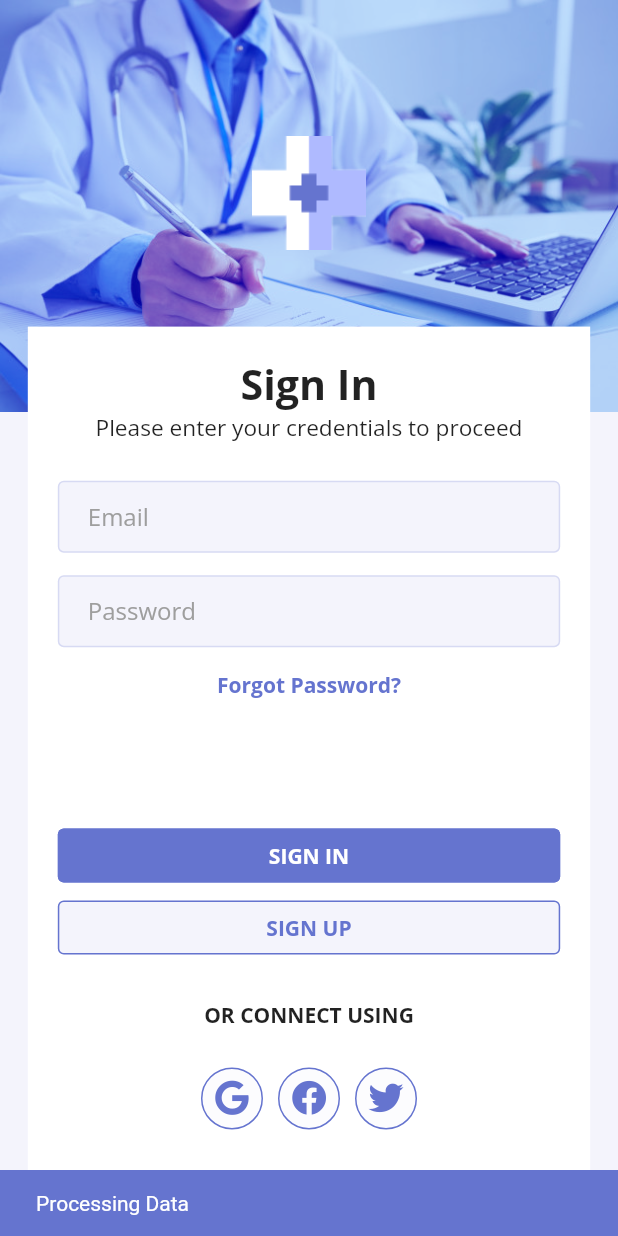
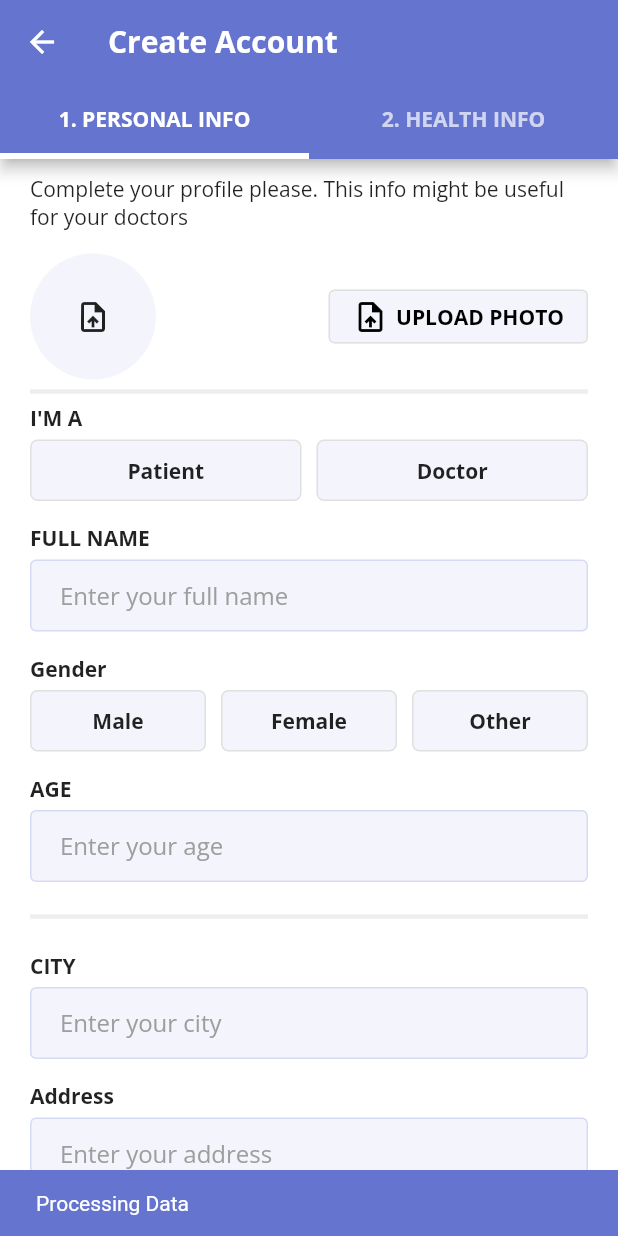
Before and after one commit to applevinc/Digital-Clinic-App-UI, a Flutter app: the SignInPage screen opened directly, after a tap on "SIGN IN", on a phone screen of 412 x 824 dp. Run offline on Flutter 3.47's test engine with Material 2 defaults, Android fonts, the phone set to English and light mode, and no system bars; our stand-ins replace font_awesome_flutter, sizer.

Commit message:
Created create account ui with personal and health info tabs

```diff
--- /dev/null
+++ b/lib/ui/screens/auth/create_account/create_account.dart
@@ -0,0 +1,35 @@
+import 'package:digital_clinic/ui/screens/auth/create_account/tabs/health_info.dart';
+import 'package:digital_clinic/ui/screens/auth/create_account/tabs/personal_info.dart';
+import 'package:flutter/material.dart';
+
+class CreateAccountPage extends StatelessWidget {
+  @override
+  Widget build(BuildContext context) {
+    return DefaultTabController(
+      length: 2,
+      child: Scaffold(
+        backgroundColor: Colors.white,
+        appBar: AppBar(
+          title: Text(
+            'Create Account',
+            style: TextStyle(fontWeight: FontWeight.bold),
+          ),
+          bottom: TabBar(
+            indicatorWeight: 4.0,
+            labelStyle: TextStyle(fontWeight: FontWeight.bold),
+            tabs: [
+              Tab(text: '1. PERSONAL INFO'),
+              Tab(text: '2. HEALTH INFO'),
+            ],
+          ),
+        ),
+        body: TabBarView(
+          children: [
+            PersonalInfoTab(),
+            HealthInfoPage(),
+          ],
+        ),
+      ),
+    );
+  }
+}
--- /dev/null
+++ b/lib/ui/screens/auth/create_account/tabs/components/input_field.dart
@@ -0,0 +1,31 @@
+import 'package:digital_clinic/ui/screens/auth/widgets/custom_textformfield.dart';
+import 'package:flutter/material.dart';
+
+class InputField extends StatelessWidget {
+  const InputField({
+    Key key,
+    this.label,
+    this.hintText,
+  }) : super(key: key);
+
+  final String label;
+  final String hintText;
+
+  @override
+  Widget build(BuildContext context) {
+    return Column(
+      crossAxisAlignment: CrossAxisAlignment.start,
+      children: [
+        Text(
+          label,
+          style: TextStyle(fontWeight: FontWeight.bold),
+        ),
+        SizedBox(height: 5),
+        CustomTextFormField(
+          hintText: hintText,
+          obscureText: false,
+        ),
+      ],
+    );
+  }
+}
--- /dev/null
+++ b/lib/ui/screens/auth/create_account/tabs/components/option_container.dart
@@ -0,0 +1,32 @@
+import 'package:digital_clinic/ui/theme/colors.dart';
+import 'package:flutter/material.dart';
+
+class OptionContainer extends StatelessWidget {
+  const OptionContainer({
+    Key key,
+    this.label,
+  }) : super(key: key);
+
+  final String label;
+
+  @override
+  Widget build(BuildContext context) {
+    return Expanded(
+      child: GestureDetector(
+        child: Container(
+          padding: EdgeInsets.symmetric(vertical: 10),
+          alignment: Alignment.center,
+          decoration: BoxDecoration(
+            color: CustomColors.backgroundColor,
+            border: Border.all(color: Colors.grey[300]),
+            borderRadius: BorderRadius.circular(5),
+          ),
+          child: Text(
+            label,
+            style: TextStyle(fontWeight: FontWeight.bold),
+          ),
+        ),
+      ),
+    );
+  }
+}
--- /dev/null
+++ b/lib/ui/screens/auth/create_account/tabs/layouts/enter_address.dart
@@ -0,0 +1,51 @@
+import 'package:digital_clinic/ui/theme/colors.dart';
+import 'package:flutter/material.dart';
+
+class Address extends StatelessWidget {
+  const Address({
+    Key key,
+  }) : super(key: key);
+
+  @override
+  Widget build(BuildContext context) {
+    return Column(
+      crossAxisAlignment: CrossAxisAlignment.start,
+      children: [
+        Text(
+          'Address',
+          style: TextStyle(fontWeight: FontWeight.bold),
+        ),
+        SizedBox(height: 5),
+        TextField(
+          keyboardType: TextInputType.multiline,
+          maxLines: null,
+          decoration: InputDecoration(
+            filled: true,
+            fillColor: CustomColors.backgroundColor,
+            hintText: 'Enter your address',
+            hintStyle: TextStyle(
+              color: Colors.grey,
+            ),
+            contentPadding: new EdgeInsets.symmetric(
+              vertical: 5.0,
+              horizontal: 20,
+            ),
+            border: InputBorder.none,
+            focusedBorder: OutlineInputBorder(
+              borderSide: BorderSide(
+                color: CustomColors.moodyBlue.withOpacity(0.2),
+                width: 1.0,
+              ),
+            ),
+            enabledBorder: OutlineInputBorder(
+              borderSide: BorderSide(
+                color: CustomColors.moodyBlue.withOpacity(0.2),
+                width: 1.0,
+              ),
+            ),
+          ),
+        )
+      ],
+    );
+  }
+}
--- /dev/null
+++ b/lib/ui/screens/auth/create_account/tabs/layouts/select_gender.dart
@@ -0,0 +1,27 @@
+import 'package:digital_clinic/ui/screens/auth/create_account/tabs/components/option_container.dart';
+import 'package:flutter/material.dart';
+
+class SelectGender extends StatelessWidget {
+  @override
+  Widget build(BuildContext context) {
+    return Column(
+      crossAxisAlignment: CrossAxisAlignment.start,
+      children: [
+        Text(
+          'Gender',
+          style: TextStyle(fontWeight: FontWeight.bold),
+        ),
+        SizedBox(height: 5),
+        Row(
+          children: [
+            OptionContainer(label: 'Male'),
+            SizedBox(width: 10),
+            OptionContainer(label: 'Female'),
+            SizedBox(width: 10),
+            OptionContainer(label: 'Other'),
+          ],
+        )
+      ],
+    );
+  }
+}
--- /dev/null
+++ b/lib/ui/screens/auth/create_account/tabs/layouts/select_user_type.dart
@@ -0,0 +1,29 @@
+import 'package:digital_clinic/ui/screens/auth/create_account/tabs/components/option_container.dart';
+import 'package:flutter/material.dart';
+
+class SelectedUserType extends StatelessWidget {
+  const SelectedUserType({
+    Key key,
+  }) : super(key: key);
+
+  @override
+  Widget build(BuildContext context) {
+    return Column(
+      crossAxisAlignment: CrossAxisAlignment.start,
+      children: [
+        Text(
+          'I\'M A',
+          style: TextStyle(fontWeight: FontWeight.bold),
+        ),
+        SizedBox(height: 5),
+        Row(
+          children: [
+            OptionContainer(label: 'Patient'),
+            SizedBox(width: 10),
+            OptionContainer(label: 'Doctor'),
+          ],
+        )
+      ],
+    );
+  }
+}
--- /dev/null
+++ b/lib/ui/screens/auth/create_account/tabs/layouts/upload_photo.dart
@@ -0,0 +1,55 @@
+import 'package:digital_clinic/ui/theme/colors.dart';
+import 'package:flutter/material.dart';
+
+class UploadPhoto extends StatelessWidget {
+  const UploadPhoto({
+    Key key,
+  }) : super(key: key);
+
+  @override
+  Widget build(BuildContext context) {
+    return Row(
+      mainAxisAlignment: MainAxisAlignment.spaceBetween,
+      children: [
+        Container(
+          padding: EdgeInsets.all(30),
+          decoration: BoxDecoration(
+            shape: BoxShape.circle,
+            //color: CustomColors.backgroundColor,
+            color: CustomColors.backgroundColor,
+          ),
+          child: Icon(Icons.upload_file),
+        ),
+        ElevatedButton(
+          style: ElevatedButton.styleFrom(
+            primary: CustomColors.backgroundColor,
+            elevation: 0.0,
+            side: BorderSide(
+              color: Colors.grey[300],
+              width: 1.0,
+            ),
+          ),
+          onPressed: () {
+            // action to upload from phone gallery
+          },
+          child: Row(
+            children: [
+              Icon(
+                Icons.upload_file,
+                color: Colors.black,
+              ),
+              SizedBox(width: 5),
+              Text(
+                'UPLOAD PHOTO',
+                style: TextStyle(
+                  color: Colors.black,
+                  fontWeight: FontWeight.bold,
+                ),
+              ),
+            ],
+          ),
+        ),
+      ],
+    );
+  }
+}
--- /dev/null
+++ b/lib/ui/screens/auth/create_account/tabs/personal_info.dart
@@ -0,0 +1,69 @@
+import 'package:digital_clinic/ui/screens/auth/create_account/tabs/layouts/enter_address.dart';
+import 'package:digital_clinic/ui/screens/auth/create_account/tabs/components/input_field.dart';
+import 'package:digital_clinic/ui/screens/auth/create_account/tabs/layouts/select_gender.dart';
+import 'package:digital_clinic/ui/screens/auth/create_account/tabs/layouts/select_user_type.dart';
+import 'package:digital_clinic/ui/screens/auth/create_account/tabs/layouts/upload_photo.dart';
+import 'package:digital_clinic/ui/widgets/button.dart';
+import 'package:flutter/material.dart';
+
+class PersonalInfoTab extends StatelessWidget {
+  @override
+  Widget build(BuildContext context) {
+    return SingleChildScrollView(
+      child: Padding(
+        padding: const EdgeInsets.symmetric(horizontal: 20, vertical: 10),
+        child: Column(
+          children: [
+            Text(
+              'Complete your profile please. This info might be useful for your doctors',
+            ),
+            SizedBox(height: 15),
+            UploadPhoto(),
+            Divider(
+              color: Colors.grey[200],
+              thickness: 3.0,
+            ),
+            // user select either doctor or a patient
+            SelectedUserType(),
+            SizedBox(height: 15),
+            InputField(
+              label: 'FULL NAME',
+              hintText: 'Enter your full name',
+            ),
+            SizedBox(height: 15),
+            SelectGender(),
+            SizedBox(height: 15),
+            InputField(
+              label: 'AGE',
+              hintText: 'Enter your age',
+            ),
+            SizedBox(height: 15),
+            Divider(
+              color: Colors.grey[200],
+              thickness: 3.0,
+            ),
+            SizedBox(height: 15),
+            InputField(
+              label: 'CITY',
+              hintText: 'Enter your city',
+            ),
+            SizedBox(height: 15),
+            Address(),
+            SizedBox(height: 15),
+            InputField(
+              label: 'EMERGENCY NUMBER',
+              hintText: 'Enter the number',
+            ),
+            SizedBox(height: 15),
+            CustomButton(
+              label: 'NEXT',
+              onPressed: () {
+                // move to health tab
+              },
+            ),
+          ],
+        ),
+      ),
+    );
+  }
+}
--- /dev/null
+++ b/lib/ui/screens/auth/layouts/heading_text.dart
@@ -0,0 +1,19 @@
+import 'package:flutter/material.dart';
+import 'package:sizer/sizer.dart';
+
+class AuthHeadingText extends StatelessWidget {
+  const AuthHeadingText(this.text);
+
+  final String text;
+
+  @override
+  Widget build(BuildContext context) {
+    return Text(
+      text,
+      style: TextStyle(
+        fontSize: 20.0.sp,
+        fontWeight: FontWeight.bold,
+      ),
+    );
+  }
+}
--- a/lib/ui/screens/auth/layouts/sign_in_form.dart
+++ b/lib/ui/screens/auth/layouts/sign_in_form.dart
@@ -1,3 +1,5 @@
+import 'package:digital_clinic/ui/screens/auth/create_account/create_account.dart';
+import 'package:digital_clinic/ui/screens/auth/forgot_password.dart';
 import 'package:digital_clinic/ui/screens/auth/sign_up.dart';
 import 'package:digital_clinic/ui/screens/auth/widgets/custom_textformfield.dart';
 import 'package:digital_clinic/ui/theme/colors.dart';
@@ -28,12 +30,16 @@ class _SignInFormState extends State<SignInForm> {
               'Forgot Password?',
               style: TextStyle(fontWeight: FontWeight.bold),
             ),
-            onPressed: () {},
+            onPressed: () {
+              Navigator.push(
+                context,
+                MaterialPageRoute(builder: (context) => ForgotPasswordPage()),
+              );
+            },
           ),
           SizedBox(height: 8.0.h),
           CustomButton(
             label: 'SIGN IN',
-            color: CustomColors.moodyBlue,
             onPressed: () {
               // Validate returns true if the form is valid, otherwise false.
               if (_formKey.currentState.validate()) {
@@ -45,12 +51,17 @@ class _SignInFormState extends State<SignInForm> {
               }
 
               // go to create account page
+              Navigator.push(
+                  context,
+                  MaterialPageRoute(
+                    builder: (context) => CreateAccountPage(),
+                  ));
             },
           ),
           CustomButton(
             label: 'SIGN UP',
             labelColor: CustomColors.moodyBlue,
-            color: CustomColors.backgroundColor,
+            backgroundColor: CustomColors.backgroundColor,
             onPressed: () {
               Navigator.push(
                   context, MaterialPageRoute(builder: (context) => SignUpPage()));
--- a/lib/ui/screens/auth/layouts/sign_up_form.dart
+++ b/lib/ui/screens/auth/layouts/sign_up_form.dart
@@ -36,7 +36,7 @@ class _SignUpFormState extends State<SignUpForm> {
           SizedBox(height: 5.0.h),
           CustomButton(
             label: 'SIGN UP',
-            color: CustomColors.moodyBlue,
+            backgroundColor: CustomColors.moodyBlue,
             onPressed: () {
               // Validate returns true if the form is valid, otherwise false.
               if (_formKey.currentState.validate()) {
--- /dev/null
+++ b/lib/ui/screens/auth/layouts/subheadline_text.dart
@@ -0,0 +1,18 @@
+import 'package:flutter/material.dart';
+import 'package:sizer/sizer.dart';
+
+class AuthSubHeadLine extends StatelessWidget {
+  const AuthSubHeadLine(this.text);
+
+  final String text;
+
+  @override
+  Widget build(BuildContext context) {
+    return Text(
+      text,
+      style: TextStyle(
+        fontSize: 11.0.sp,
+      ),
+    );
+  }
+}
--- a/lib/ui/screens/auth/sign_in.dart
+++ b/lib/ui/screens/auth/sign_in.dart
@@ -1,5 +1,7 @@
 import 'package:digital_clinic/ui/images.dart';
+import 'package:digital_clinic/ui/screens/auth/layouts/heading_text.dart';
 import 'package:digital_clinic/ui/screens/auth/layouts/sign_in_form.dart';
+import 'package:digital_clinic/ui/screens/auth/layouts/subheadline_text.dart';
 import 'package:digital_clinic/ui/screens/auth/widgets/social_login_option.dart';
 import 'package:digital_clinic/ui/theme/colors.dart';
 import 'package:flutter/material.dart';
@@ -58,19 +60,8 @@ class _Body extends StatelessWidget {
           color: Colors.white,
           child: Column(
             children: [
-              Text(
-                'Sign In',
-                style: TextStyle(
-                  fontSize: 20.0.sp,
-                  fontWeight: FontWeight.bold,
-                ),
-              ),
-              Text(
-                'Please enter your credentials to proceed',
-                style: TextStyle(
-                  fontSize: 11.0.sp,
-                ),
-              ),
+              AuthHeadingText('Sign In'),
+              AuthSubHeadLine('Please enter your credentials to proceed'),
               SizedBox(height: 3.0.h),
               SignInForm(),
               SizedBox(height: 3.0.h),
--- a/lib/ui/screens/onboarding/layouts/button.dart
+++ b/lib/ui/screens/onboarding/layouts/button.dart
@@ -21,7 +21,7 @@ class OnboardingButton extends StatelessWidget {
               },
             )
           : CustomButton(
-              label: 'Lets \' start',
+              label: 'LETS \' START',
               onPressed: () {
                 Navigator.push(
                   context,
--- a/lib/ui/widgets/button.dart
+++ b/lib/ui/widgets/button.dart
@@ -6,22 +6,22 @@ class CustomButton extends StatelessWidget {
     Key key,
     this.label,
     this.onPressed,
-    this.color,
+    this.backgroundColor,
     this.labelColor,
   }) : super(key: key);
 
   final String label;
   final Function onPressed;
-  final Color color;
+  final Color backgroundColor;
   final Color labelColor;
 
   @override
   Widget build(BuildContext context) {
     return SizedBox(
-      width: 82.0.w,
+      width: 100.0.w,
       child: ElevatedButton(
         style: ElevatedButton.styleFrom(
-          primary: color,
+          primary: backgroundColor,
         ),
         onPressed: onPressed,
         child: Text(
```
Also changed, not shown: lib/ui/screens/auth/create_account/tabs/health_info.dart (added, +42 -0 lines), lib/ui/screens/auth/create_account/tabs/layouts/select_blood_group.dart (added, +69 -0 lines), lib/ui/screens/auth/create_account/tabs/layouts/select_yes_no.dart (added, +29 -0 lines), lib/ui/screens/auth/forgot_password.dart (added, +93 -0 lines).
